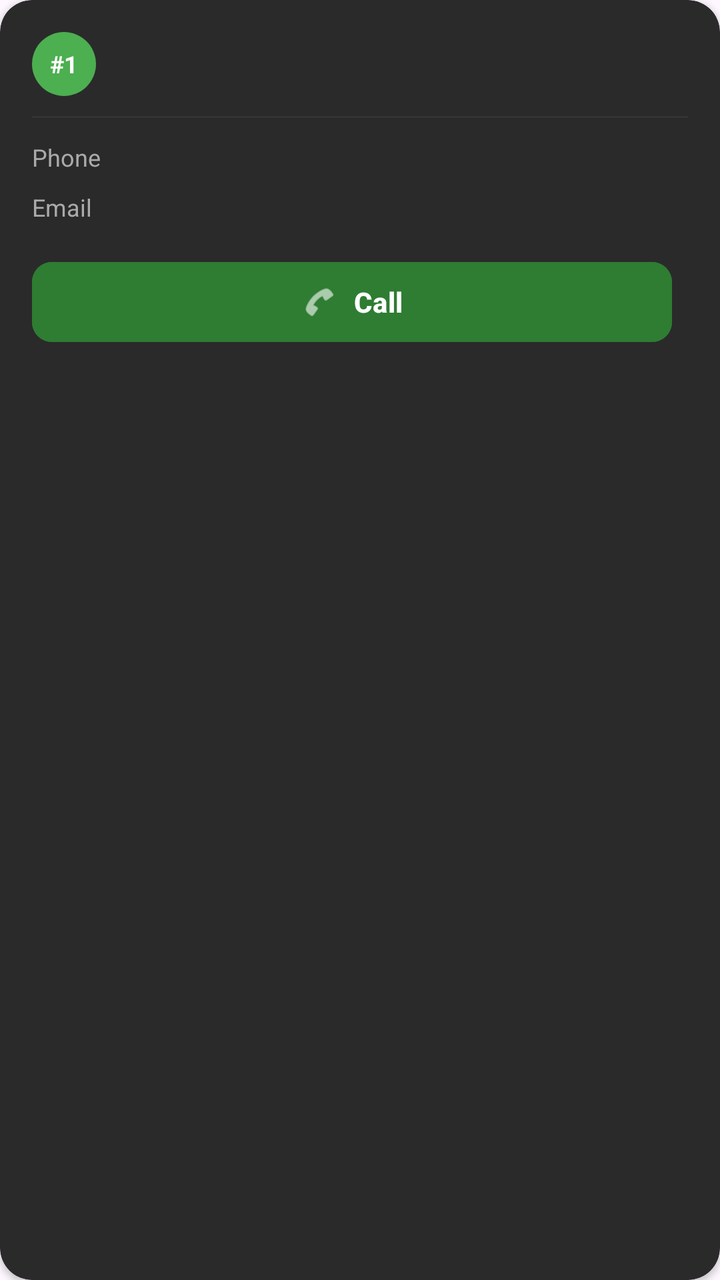
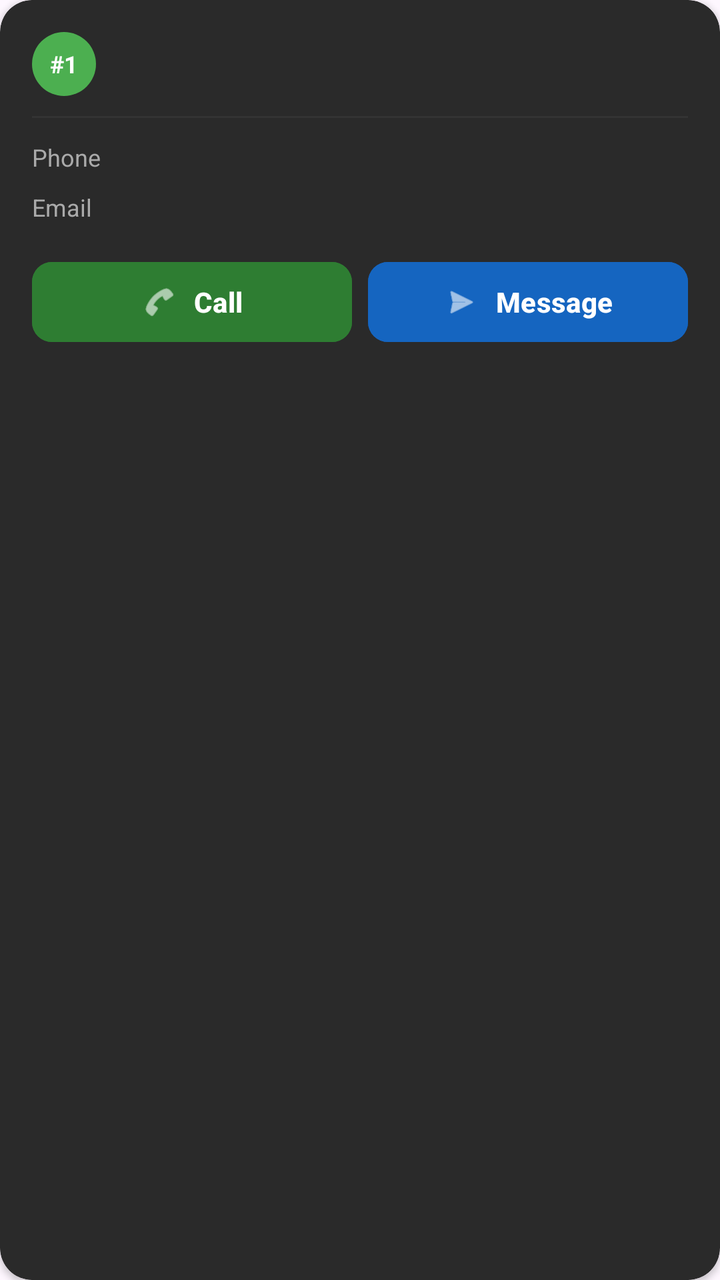

Screens rendered from an Android XML layout before and after an edit, with the pre-edit source and the edit as a unified diff.
<!-- AndroidManifest.xml: application theme Theme.MyWay -->
<!-- res/layout/item_passenger.xml -->
<?xml version="1.0" encoding="utf-8"?>
<androidx.cardview.widget.CardView
    xmlns:android="http://schemas.android.com/apk/res/android"
    xmlns:app="http://schemas.android.com/apk/res-auto"
    android:layout_width="match_parent"
    android:layout_height="wrap_content"
    android:layout_marginHorizontal="16dp"
    android:layout_marginVertical="6dp"
    android:elevation="2dp"
    app:cardBackgroundColor="@color/colorCard"
    app:cardCornerRadius="16dp">

    <LinearLayout
        android:layout_width="match_parent"
        android:layout_height="wrap_content"
        android:orientation="vertical"
        android:padding="16dp">

        <LinearLayout
            android:layout_width="match_parent"
            android:layout_height="wrap_content"
            android:orientation="horizontal"
            android:gravity="center_vertical"
            android:layout_marginBottom="10dp">

            <TextView
                android:id="@+id/tvPassengerNumber"
                android:layout_width="32dp"
                android:layout_height="32dp"
                android:gravity="center"
                android:text="#1"
                android:textSize="12sp"
                android:textStyle="bold"
                android:textColor="#FFFFFF"
                android:background="@drawable/circle_green"
                android:layout_marginEnd="12dp"/>

            <LinearLayout
                android:layout_width="0dp"
                android:layout_height="wrap_content"
                android:layout_weight="1"
                android:orientation="vertical">

                <TextView
                    android:id="@+id/tvPassengerName"
                    android:layout_width="wrap_content"
                    android:layout_height="wrap_content"
                    android:textSize="17sp"
                    android:textStyle="bold"
                    android:textColor="@color/colorPrimaryText"/>

                <TextView
                    android:id="@+id/tvPassengerRating"
                    android:layout_width="wrap_content"
                    android:layout_height="wrap_content"
                    android:textSize="12sp"
                    android:textColor="#FFAA00"
                    android:layout_marginTop="2dp"
                    android:visibility="gone"/>

            </LinearLayout>

        </LinearLayout>

        <View
            android:layout_width="match_parent"
            android:layout_height="1dp"
            android:background="@color/colorDivider"
            android:layout_marginBottom="10dp"/>

        <LinearLayout
            android:layout_width="match_parent"
            android:layout_height="wrap_content"
            android:orientation="horizontal"
            android:gravity="center_vertical"
            android:layout_marginBottom="6dp">

            <TextView
                android:layout_width="0dp"
                android:layout_height="wrap_content"
                android:layout_weight="1"
                android:text="Phone"
                android:textSize="12sp"
                android:textColor="@color/colorSecondaryText"/>

            <TextView
                android:id="@+id/tvPassengerPhone"
                android:layout_width="wrap_content"
                android:layout_height="wrap_content"
                android:textSize="14sp"
                android:textStyle="bold"
                android:textColor="@color/colorPrimaryText"/>

        </LinearLayout>

        <LinearLayout
            android:layout_width="match_parent"
            android:layout_height="wrap_content"
            android:orientation="horizontal"
            android:gravity="center_vertical"
            android:layout_marginBottom="14dp">

            <TextView
                android:layout_width="0dp"
                android:layout_height="wrap_content"
                android:layout_weight="1"
                android:text="Email"
                android:textSize="12sp"
                android:textColor="@color/colorSecondaryText"/>

            <TextView
                android:id="@+id/tvPassengerEmail"
                android:layout_width="wrap_content"
                android:layout_height="wrap_content"
                android:textSize="14sp"
                android:textStyle="bold"
                android:textColor="@color/colorPrimaryText"
                android:maxLines="1"
                android:ellipsize="end"/>

        </LinearLayout>

        <LinearLayout
            android:layout_width="match_parent"
            android:layout_height="wrap_content"
            android:orientation="horizontal"
            android:gravity="center_vertical">

            <com.google.android.material.button.MaterialButton
                android:id="@+id/btnCallPassenger"
                android:layout_width="0dp"
                android:layout_height="48dp"
                android:layout_weight="1"
                android:layout_marginEnd="8dp"
                android:text="Call"
                android:textSize="14sp"
                android:textStyle="bold"
                android:textAllCaps="false"
                android:textColor="#FFFFFF"
                android:backgroundTint="#2E7D32"
                app:cornerRadius="10dp"
                app:icon="@android:drawable/ic_menu_call"
                app:iconGravity="textStart"
                app:iconTint="#FFFFFF"/>

            <com.google.android.material.button.MaterialButton
                android:id="@+id/btnRatePassenger"
                android:layout_width="0dp"
                android:layout_height="48dp"
                android:layout_weight="1"
                android:text="⭐ Rate"
                android:textSize="14sp"
                android:textStyle="bold"
                android:textAllCaps="false"
                android:textColor="#111111"
                android:backgroundTint="#FFAA00"
                app:cornerRadius="10dp"
                android:visibility="gone"/>

        </LinearLayout>

    </LinearLayout>

</androidx.cardview.widget.CardView>
<!-- resources referenced by this layout -->
<resources>
  <color name="colorCard">#2A2A2A</color>
  <color name="colorDivider">#333333</color>
  <color name="colorPrimaryText">#EEEEEE</color>
  <color name="colorSecondaryText">#AAAAAA</color>
  <!-- drawable circle_green (drawable) -->
  <?xml version="1.0" encoding="utf-8"?>
  <shape xmlns:android="http://schemas.android.com/apk/res/android"
      android:shape="oval">
      <solid android:color="#4CAF50"/>
  </shape>
  <style name="Theme.MyWay" parent="Theme.Material3.DayNight.NoActionBar">
      </style>
</resources>

<!-- the commit's change to res/layout/item_passenger.xml (unified diff, before → after) -->
@@ -35,30 +35,14 @@
                 android:background="@drawable/circle_green"
                 android:layout_marginEnd="12dp"/>
 
-            <LinearLayout
+            <TextView
+                android:id="@+id/tvPassengerName"
                 android:layout_width="0dp"
                 android:layout_height="wrap_content"
                 android:layout_weight="1"
-                android:orientation="vertical">
-
-                <TextView
-                    android:id="@+id/tvPassengerName"
-                    android:layout_width="wrap_content"
-                    android:layout_height="wrap_content"
-                    android:textSize="17sp"
-                    android:textStyle="bold"
-                    android:textColor="@color/colorPrimaryText"/>
-
-                <TextView
-                    android:id="@+id/tvPassengerRating"
-                    android:layout_width="wrap_content"
-                    android:layout_height="wrap_content"
-                    android:textSize="12sp"
-                    android:textColor="#FFAA00"
-                    android:layout_marginTop="2dp"
-                    android:visibility="gone"/>
-
-            </LinearLayout>
+                android:textSize="17sp"
+                android:textStyle="bold"
+                android:textColor="@color/colorPrimaryText"/>
 
         </LinearLayout>
 
@@ -124,7 +108,7 @@
             android:layout_width="match_parent"
             android:layout_height="wrap_content"
             android:orientation="horizontal"
-            android:gravity="center_vertical">
+            android:layout_marginBottom="8dp">
 
             <com.google.android.material.button.MaterialButton
                 android:id="@+id/btnCallPassenger"
@@ -144,20 +128,38 @@
                 app:iconTint="#FFFFFF"/>
 
             <com.google.android.material.button.MaterialButton
-                android:id="@+id/btnRatePassenger"
+                android:id="@+id/btnMessagePassenger"
                 android:layout_width="0dp"
                 android:layout_height="48dp"
                 android:layout_weight="1"
-                android:text="⭐ Rate"
+                android:text="Message"
                 android:textSize="14sp"
                 android:textStyle="bold"
                 android:textAllCaps="false"
-                android:textColor="#111111"
-                android:backgroundTint="#FFAA00"
+                android:textColor="#FFFFFF"
+                android:backgroundTint="#1565C0"
                 app:cornerRadius="10dp"
-                android:visibility="gone"/>
+                app:icon="@android:drawable/ic_menu_send"
+                app:iconGravity="textStart"
+                app:iconTint="#FFFFFF"/>
 
         </LinearLayout>
+
+        <com.google.android.material.button.MaterialButton
+            android:id="@+id/btnRatePassenger"
+            android:layout_width="match_parent"
+            android:layout_height="48dp"
+            android:text="Rate Passenger"
+            android:textSize="14sp"
+            android:textStyle="bold"
+            android:textAllCaps="false"
+            android:textColor="#FFFFFF"
+            android:backgroundTint="#F57C00"
+            android:visibility="gone"
+            app:cornerRadius="10dp"
+            app:icon="@android:drawable/btn_star_big_off"
+            app:iconGravity="textStart"
+            app:iconTint="#FFFFFF"/>
 
     </LinearLayout>
 
